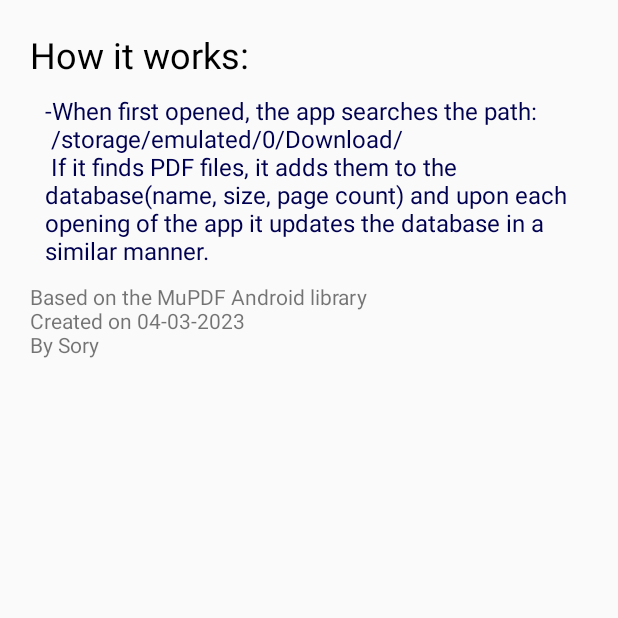
After one commit to Sory-Noroc/LibroRead, an Android app: the fragment AboutFragment shown on its own in the app's theme, on a phone screen of 412 x 824 dp, the top half of it. The commit adds this screen. Run offline under Robolectric (Android 15) with nearby library versions, the phone set to English and light mode, and no system bars.

Commit message:
Added About fragment

```diff
--- /dev/null
+++ b/app/src/main/java/com/sorykhan/libroread/AboutFragment.kt
@@ -0,0 +1,35 @@
+package com.sorykhan.libroread
+
+import android.os.Bundle
+import android.util.Log
+import android.view.LayoutInflater
+import android.view.View
+import android.view.ViewGroup
+import androidx.fragment.app.Fragment
+import com.sorykhan.libroread.databinding.FragmentAboutBinding
+
+private const val TAG = "AboutFragment"
+
+class AboutFragment : Fragment() {
+
+    private var _binding: FragmentAboutBinding? = null
+
+    // This property is only valid between onCreateView and
+    // onDestroyView.
+    private val binding get() = _binding!!
+
+    override fun onCreateView(
+        inflater: LayoutInflater, container: ViewGroup?,
+        savedInstanceState: Bundle?
+    ): View {
+        // Inflate the layout for this fragment
+        _binding = FragmentAboutBinding.inflate(inflater, container, false)
+        Log.i(TAG, "Inflating the fragment")
+        return binding.root
+    }
+
+    override fun onDestroyView() {
+        super.onDestroyView()
+        _binding = null
+    }
+}
--- a/app/src/main/java/com/sorykhan/libroread/MainActivity.kt
+++ b/app/src/main/java/com/sorykhan/libroread/MainActivity.kt
@@ -57,7 +57,7 @@ class MainActivity : AppCompatActivity() {
         // menu should be considered as top level destinations.
         appBarConfiguration = AppBarConfiguration(
             setOf(
-                R.id.nav_all_books, R.id.nav_favorites, R.id.nav_started_books
+                R.id.nav_all_books, R.id.nav_favorites, R.id.nav_started_books, R.id.nav_about
             ), drawerLayout
         )
         setupActionBarWithNavController(navController, appBarConfiguration)
--- a/app/src/main/java/com/sorykhan/libroread/viewmodels/AllBooksViewModel.kt
+++ b/app/src/main/java/com/sorykhan/libroread/viewmodels/AllBooksViewModel.kt
@@ -45,10 +45,7 @@ class AllBooksViewModel(private val bookDao: BookDao): ViewModel() {
     fun getAllBooks() = bookDao.getAll()
     val allBooks: LiveData<List<Book>> = bookDao.getAll().asLiveData()
     fun getStartedBooks() = bookDao.getStartedBooks()
-    val startedBooks: LiveData<List<Book>> = bookDao.getStartedBooks().asLiveData()
     fun getFavoriteBooks() = bookDao.getFavoriteBooks()
-    val favoriteBooks: LiveData<List<Book>> = bookDao.getFavoriteBooks().asLiveData()
-//    fun getBooksBySearch(search: String) = bookDao.getBySearch(search)
     fun deleteBook(book: Book) {
         viewModelScope.launch {
             bookDao.deleteBook(book)
--- /dev/null
+++ b/app/src/main/res/drawable/ic_baseline_info_24.xml
@@ -0,0 +1,5 @@
+<vector android:height="24dp" android:tint="#000000"
+    android:viewportHeight="24" android:viewportWidth="24"
+    android:width="24dp" xmlns:android="http://schemas.android.com/apk/res/android">
+    <path android:fillColor="@android:color/white" android:pathData="M12,2C6.48,2 2,6.48 2,12s4.48,10 10,10 10,-4.48 10,-10S17.52,2 12,2zM13,17h-2v-6h2v6zM13,9h-2L11,7h2v2z"/>
+</vector>
--- /dev/null
+++ b/app/src/main/res/layout/fragment_about.xml
@@ -0,0 +1,31 @@
+<?xml version="1.0" encoding="utf-8"?>
+<LinearLayout xmlns:android="http://schemas.android.com/apk/res/android"
+    xmlns:tools="http://schemas.android.com/tools"
+    android:layout_width="match_parent"
+    android:layout_height="match_parent"
+    android:orientation="vertical"
+    android:padding="20dp"
+    tools:context=".AboutFragment">
+
+    <!-- TODO: Update blank fragment layout -->
+    <TextView
+        android:layout_width="wrap_content"
+        android:layout_height="wrap_content"
+        android:textColor="@color/black"
+        android:textSize="24sp"
+        android:text="@string/how_it_works" />
+
+    <TextView
+        android:layout_width="wrap_content"
+        android:layout_height="wrap_content"
+        android:textColor="@color/indigo_dark"
+        android:textSize="16sp"
+        android:layout_margin="10dp"
+        android:text="@string/when_first_opened"/>
+
+    <TextView
+        android:layout_width="wrap_content"
+        android:layout_height="wrap_content"
+        android:text="@string/based_on_the_mupdf_android_library_ncreated_on_04_03_2023_nby_sory"/>
+
+</LinearLayout>
--- a/app/src/main/res/layout/fragment_favorites.xml
+++ b/app/src/main/res/layout/fragment_favorites.xml
@@ -10,6 +10,7 @@
         android:layout_width="match_parent"
         android:layout_height="match_parent"
         android:paddingBottom="10dp"
+        android:background="@color/recycler_background"
         app:layoutManager="androidx.recyclerview.widget.LinearLayoutManager"
         />
 </FrameLayout>
--- a/app/src/main/res/layout/fragment_started_books.xml
+++ b/app/src/main/res/layout/fragment_started_books.xml
@@ -11,6 +11,7 @@
         android:layout_width="match_parent"
         android:layout_height="match_parent"
         android:paddingBottom="10dp"
+        android:background="@color/recycler_background"
         app:layoutManager="androidx.recyclerview.widget.LinearLayoutManager"
         />
 </androidx.constraintlayout.widget.ConstraintLayout>
--- a/app/src/main/res/menu/activity_main_drawer.xml
+++ b/app/src/main/res/menu/activity_main_drawer.xml
@@ -16,5 +16,9 @@
             android:id="@+id/nav_started_books"
             android:icon="@drawable/ic_baseline_start_24"
             android:title="@string/menu_started_books" />
+        <item
+            android:id="@+id/nav_about"
+            android:icon="@drawable/ic_baseline_info_24"
+            android:title="@string/about"/>
     </group>
 </menu>
--- a/app/src/main/res/values/strings.xml
+++ b/app/src/main/res/values/strings.xml
@@ -22,4 +22,10 @@
     <string name="text_search_hint">Search&#x2026;</string>
     <string name="toast_search_not_found">Search not found.</string>
     <string name="refresh">Refresh</string>
+    <!-- TODO: Remove or change this placeholder text -->
+    <string name="hello_blank_fragment">Hello blank fragment</string>
+    <string name="based_on_the_mupdf_android_library_ncreated_on_04_03_2023_nby_sory">Based on the MuPDF Android library \nCreated on 04-03-2023\nBy Sory</string>
+    <string name="when_first_opened">-When first opened, the app searches the path:\n /storage/emulated/0/Download/\n If it finds PDF files, it adds them to the database(name, size, page count) and upon each opening of the app it updates the database in a similar manner.</string>
+    <string name="how_it_works">How it works:</string>
+    <string name="about">About</string>
 </resources>
```
Also changed, not shown: app/build.gradle (+4 -4 lines), app/src/main/AndroidManifest.xml (+0 -15 lines), app/src/main/res/navigation/book_nav_graph.xml (+25 -0 lines).
